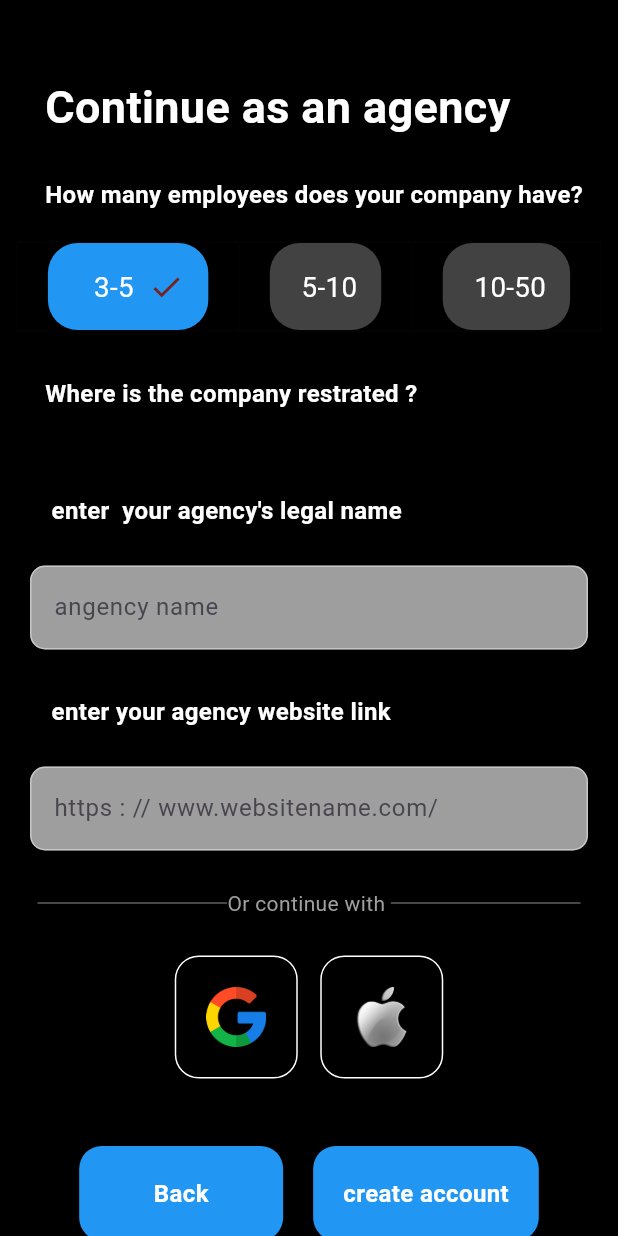
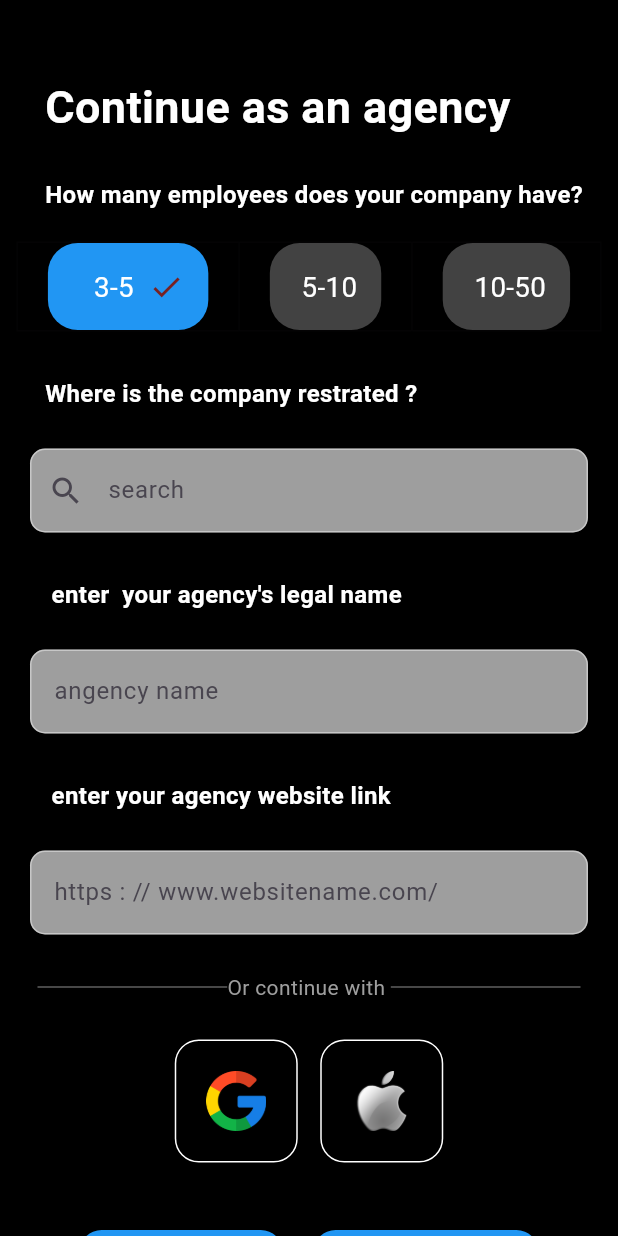
Before and after one commit to maria03o/desktop-tutorial, a Flutter app: the AgencySignup screen opened directly, on a phone screen of 412 x 824 dp. Run offline on Flutter 3.47's test engine with Material 3 defaults, Android fonts, the phone set to English and light mode, and no system bars; drawn by our look-alikes of flutter_typeahead; our stand-ins replace bottom_navy_bar, country_picker, flutter_riverpod, hooks_riverpod, image_picker, intl_phone_field and 5 more; missing offline and left inert: auto_size_text_field, dart:ffi, link_text.

Commit message:
everything up

```diff
--- a/lib/Authentification/AgencySignup.dart
+++ b/lib/Authentification/AgencySignup.dart
@@ -108,7 +108,7 @@ class _AgencySignupState extends State<AgencySignup> {
               SizedBox(
                 height: 25,
               ),
-             /* Padding(
+             Padding(
                 padding: EdgeInsets.symmetric(horizontal: 20.0),
                 child: TypeAheadField(
                     noItemsFoundBuilder: (context) => const SizedBox(
@@ -162,7 +162,7 @@ class _AgencySignupState extends State<AgencySignup> {
                             suggestion; // Update the text field with the selected suggestion
                       });
                     }),
-              ),*/
+              ),
               SizedBox(
                 height: 30,
               ),
--- a/lib/Authentification/GuideSignup.dart
+++ b/lib/Authentification/GuideSignup.dart
@@ -221,7 +221,7 @@ class _GuideSignup extends State<GuideSignup> {
         SizedBox(
           height: 25,
         ),
-       /* Padding(
+        Padding(
           padding: EdgeInsets.symmetric(horizontal: 20.0),
           child: Column(
             children: [
@@ -272,7 +272,7 @@ class _GuideSignup extends State<GuideSignup> {
 
             ],
           ),
-        ),*/
+        ),
 
         const SizedBox(
           height: 25,
--- a/lib/Componants/Search.dart
+++ b/lib/Componants/Search.dart
@@ -18,7 +18,7 @@ class _SearchFieldState extends State<SearchField> {
   @override
   Widget build(BuildContext context) {
     return
-    Scaffold();/* Padding(
+    Padding(
       padding: EdgeInsets.symmetric(horizontal: 20.0),
       child: Column(
         children: [
@@ -82,7 +82,7 @@ class _SearchFieldState extends State<SearchField> {
           ),
         ],
       ),
-    );*/
+    );
   }
 
   List<String> listOfThings(List<String> items, String query) {
--- a/lib/main.dart
+++ b/lib/main.dart
@@ -1,5 +1,6 @@
 import 'package:flutter/cupertino.dart';
 import 'package:flutter/material.dart';
+import 'package:tro/Authentification/login.dart';
 import 'package:tro/navigateur.dart';
 
 
@@ -20,7 +21,7 @@ class MyApp extends StatelessWidget {
        // colorScheme: ColorScheme.fromSeed(seedColor: Color.fromARGB(255, 55, 91, 222)),
         useMaterial3: true,
       ),
-      home: const HomeWrapper(),
+      home: loginPage()
     );
   }
 }
--- a/pubspec.yaml
+++ b/pubspec.yaml
@@ -44,7 +44,7 @@ dependencies:
   bottom_navy_bar: ^6.0.0
   persistent_bottom_nav_bar_v2: ^5.2.3
   url_launcher: ^6.2.6
-  flutter_typeahead: ^5.2.0
+  flutter_typeahead: ^3.2.4
   intl: ^0.19.0
   image_picker: ^1.0.8
   flutter_riverpod: ^2.5.1
```
Also changed, not shown: pubspec.lock, 2 other files.
